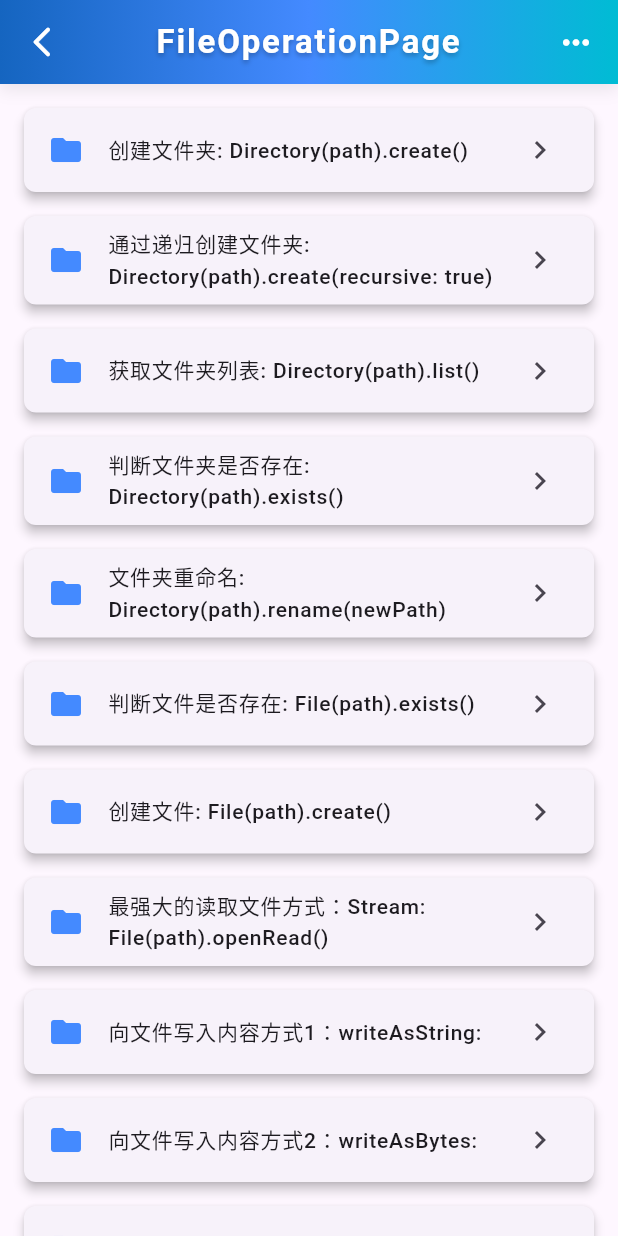
After one commit to HYAdonisCoding/eason_nebula, a Flutter app: the screen it shows after launch, after a tap on the "keyboard control" icon, after a tap on "你好，Eason", after a tap on "文件", on a phone screen of 412 x 824 dp. The commit adds this screen. Run offline on Flutter 3.47's test engine with Material 3 defaults, Android fonts, the phone set to English and light mode, and no system bars; our stand-ins replace cached_network_image, extended_image, shared_preferences, webview_flutter; missing offline and left inert: lpinyin, webview_flutter_android, webview_flutter_wkwebview; network calls fail; key blocks and very long unbroken strings in the code were emptied for the run.

Commit message:
Add GesturePage 、FileOperationPage

```diff
--- /dev/null
+++ b/lib/ui/FileOperationPage.dart
@@ -0,0 +1,231 @@
+import 'dart:io';
+
+import 'package:eason_nebula/ui/Base/EasonBasePage.dart';
+import 'package:flutter/material.dart';
+import 'package:path_provider/path_provider.dart';
+
+class FileOperationPage extends EasonBasePage {
+  const FileOperationPage({Key? key}) : super(key: key);
+
+  @override
+  String get title => 'FileOperationPage';
+
+  @override
+  State<FileOperationPage> createState() => _FileOperationPageState();
+}
+
+class _FileOperationPageState extends BasePageState<FileOperationPage> {
+  @override
+  Widget buildContent(BuildContext context) {
+    final Map<String, VoidCallback> operations = {
+      '创建文件夹: Directory(path).create()': () async {
+        debugPrint('执行创建文件夹');
+        final dir = await getApplicationDocumentsDirectory();
+        final dictionary = Directory('${dir.path}/temp1');
+        dictionary
+            .create()
+            .then((_) {
+              debugPrint('文件夹创建成功 ${dictionary.path}');
+            })
+            .catchError((error) {
+              debugPrint('创建文件夹失败: $error');
+            });
+      },
+      '通过递归创建文件夹: Directory(path).create(recursive: true)': () async {
+        debugPrint('执行递归创建文件夹');
+        final dir = await getApplicationDocumentsDirectory();
+        Directory('${dir.path}/temp2')
+            .create(recursive: true)
+            .then((value) {
+              debugPrint('递归创建文件夹成功: ${value.path}');
+            })
+            .catchError((error) {
+              debugPrint('递归创建文件夹失败: $error');
+            });
+      },
+      '获取文件夹列表: Directory(path).list()': () async {
+        debugPrint('执行获取文件夹列表');
+        final dir = await getApplicationDocumentsDirectory();
+        dir.list().forEach((entity) {
+          if (entity is Directory) {
+            debugPrint('文件夹: ${entity.path}');
+          } else if (entity is File) {
+            debugPrint('文件: ${entity.path}');
+          }
+        });
+      },
+      '判断文件夹是否存在: Directory(path).exists()': () async {
+        debugPrint('执行判断文件夹是否存在');
+        final dir = await getApplicationDocumentsDirectory();
+        Directory('${dir.path}/temp3').exists().then((value) {
+          debugPrint('文件夹是否存在: $value');
+        });
+      },
+      '文件夹重命名: Directory(path).rename(newPath)': () async {
+        debugPrint('执行文件夹重命名');
+        final dir = await getApplicationDocumentsDirectory();
+        Directory('${dir.path}/temp2').rename('${dir.path}/temp3').then((
+          value,
+        ) {
+          debugPrint('文件夹重命名成功: ${value.path}');
+        });
+      },
+      '判断文件是否存在: File(path).exists()': () async {
+        debugPrint('执行判断文件是否存在');
+        final dir = await getApplicationDocumentsDirectory();
+        File('${dir.path}/tempfile1').exists().then((value) {
+          debugPrint('文件是否存在: $value');
+        });
+      },
+      '创建文件: File(path).create()': () async {
+        debugPrint('执行创建文件');
+        final dir = await getApplicationDocumentsDirectory();
+        File('${dir.path}/tempfile1').create().then((value) {
+          debugPrint('文件创建成功: ${value.path}');
+        });
+      },
+      '最强大的读取文件方式：Stream: File(path).openRead()': () async {
+        debugPrint('执行Stream读取文件');
+        final dir = await getApplicationDocumentsDirectory();
+        File file = File('${dir.path}/tempfile1');
+        file.openRead().listen(
+          (List<int> data) {
+            debugPrint('读取到数据: ${data.length} bytes');
+          },
+          onDone: () {
+            debugPrint('文件读取完成');
+          },
+          onError: (error) {
+            debugPrint('文件读取失败: $error');
+          },
+        );
+      },
+      '向文件写入内容方式1：writeAsString:': () async {
+        debugPrint('执行writeAsString写入');
+        final dir = await getApplicationDocumentsDirectory();
+        File('${dir.path}/tempfile1')
+            .writeAsString('Hello, Eason Nebula!')
+            .then((_) {
+              debugPrint('写入内容成功');
+            })
+            .catchError((error) {
+              debugPrint('写入内容失败: $error');
+            });
+      },
+      '向文件写入内容方式2：writeAsBytes: ': () async {
+        debugPrint('执行writeAsBytes写入');
+        final dir = await getApplicationDocumentsDirectory();
+        File('${dir.path}/tempfile1')
+            .writeAsBytes([72, 101, 108, 108, 111])
+            .then((_) {
+              debugPrint('写入字节内容成功');
+            })
+            .catchError((error) {
+              debugPrint('写入字节内容失败: $error');
+            });
+      },
+
+      '删除文件夹: Directory(path).delete()': () async {
+        debugPrint('执行删除文件夹');
+        final dir = await getApplicationDocumentsDirectory();
+        Directory('${dir.path}/temp1')
+            .delete(recursive: true)
+            .then((_) {
+              debugPrint('文件夹删除成功');
+            })
+            .catchError((error) {
+              debugPrint('删除文件夹失败: $error');
+            });
+      },
+
+      '读取文件的长度信息: File(path).length()': () async {
+        debugPrint('执行读取文件长度信息');
+        final dir = await getApplicationDocumentsDirectory();
+        File('${dir.path}/tempfile1')
+            .length()
+            .then((length) {
+              debugPrint('文件长度: $length bytes');
+            })
+            .catchError((error) {
+              debugPrint('读取文件长度失败: $error');
+            });
+      },
+      '获取缓存目录': () async {
+        debugPrint('获取缓存目录');
+        getTemporaryDirectory()
+            .then((tempDir) {
+              debugPrint('缓存目录: ${tempDir.path}');
+              // 这里可以进行其他操作，比如列出缓存目录下的文件
+              tempDir.list().forEach((entity) {
+                if (entity is File) {
+                  debugPrint('缓存文件: ${entity.path}');
+                } else if (entity is Directory) {
+                  debugPrint('缓存目录: ${entity.path}');
+                }
+              });
+            })
+            .catchError((error) {
+              debugPrint('获取缓存目录失败: $error');
+            });
+      },
+      '获取应用程序的文档目录': () async {
+        debugPrint('获取应用程序的文档目录');
+        getApplicationDocumentsDirectory()
+            .then((appDocDir) {
+              debugPrint('应用程序文档目录: ${appDocDir.path}');
+              // 这里可以进行其他操作，比如列出文档目录下的文件
+              appDocDir.list().forEach((entity) {
+                if (entity is File) {
+                  debugPrint('文档文件: ${entity.path}');
+                } else if (entity is Directory) {
+                  debugPrint('文档目录: ${entity.path}');
+                }
+              });
+            })
+            .catchError((error) {
+              debugPrint('获取应用程序文档目录失败: $error');
+            });
+      },
+      '获取外部存储目录': () async {
+        debugPrint('获取外部存储目录');
+        getExternalStorageDirectory()
+            .then((externalDir) {
+              debugPrint('外部存储目录: ${externalDir?.path}');
+              // 这里可以进行其他操作，比如列出外部存储目录下的文件
+              externalDir?.list().forEach((entity) {
+                if (entity is File) {
+                  debugPrint('外部存储文件: ${entity.path}');
+                } else if (entity is Directory) {
+                  debugPrint('外部存储目录: ${entity.path}');
+                }
+              });
+            })
+            .catchError((error) {
+              debugPrint('获取外部存储目录失败: $error');
+            });
+      },
+    };
+    final titles = operations.keys.toList();
+    return ListView.separated(
+      padding: const EdgeInsets.all(12.0),
+      itemCount: titles.length,
+      separatorBuilder: (context, index) => SizedBox(height: 8),
+      itemBuilder: (context, index) {
+        final title = titles[index];
+        return Card(
+          elevation: 3,
+          shape: RoundedRectangleBorder(borderRadius: BorderRadius.circular(8)),
+          child: ListTile(
+            leading: Icon(Icons.folder, color: Colors.blueAccent),
+            title: Text(
+              title,
+              style: TextStyle(fontSize: 14, fontWeight: FontWeight.w500),
+            ),
+            trailing: Icon(Icons.chevron_right),
+            onTap: operations[title],
+          ),
+        );
+      },
+    );
+  }
+}
--- a/lib/ui/HomePageContent.dart
+++ b/lib/ui/HomePageContent.dart
@@ -1,3 +1,5 @@
+import 'package:eason_nebula/ui/FileOperationPage.dart';
+import 'package:eason_nebula/ui/GesturePage.dart';
 import 'package:eason_nebula/ui/HotPhonePage.dart';
 import 'package:eason_nebula/ui/RankListenPage.dart';
 import 'package:eason_nebula/ui/WebSocketPage.dart';
@@ -149,6 +151,17 @@ class _HomePageContentState extends State<HomePageContent> {
         },
       },
       {
+        'icon': Icons.file_copy,
+        'label': '文件',
+        'onTap': () {
+          debugPrint('文件');
+          Navigator.push(
+            context,
+            MaterialPageRoute(builder: (_) => FileOperationPage()),
+          );
+        },
+      },
+      {
         'icon': Icons.phone_iphone,
         'label': '推荐',
         'onTap': () {
@@ -159,7 +172,25 @@ class _HomePageContentState extends State<HomePageContent> {
           );
         },
       },
-      {'icon': Icons.star, 'label': '收藏', 'onTap': () => debugPrint('收藏')},
+      {
+        'icon': Icons.camera,
+        'label': '拍照',
+        'onTap': () {
+          debugPrint('拍照');
+          // 这里可以添加拍照逻辑
+        },
+      },
+      {
+        'icon': Icons.gesture,
+        'label': '手势',
+        'onTap': () {
+          debugPrint('手势');
+          Navigator.push(
+            context,
+            MaterialPageRoute(builder: (_) => GesturePage()),
+          );
+        },
+      },
       {'icon': Icons.history, 'label': '历史', 'onTap': () => debugPrint('历史')},
       {'icon': Icons.wallet, 'label': '钱包', 'onTap': () => debugPrint('钱包')},
       {'icon': Icons.share, 'label': '分享', 'onTap': () => debugPrint('分享')},
--- a/pubspec.yaml
+++ b/pubspec.yaml
@@ -44,6 +44,7 @@ dependencies:
   shared_preferences: ^2.5.3
   cached_network_image: ^3.2.3
   web_socket_channel: ^2.4.0
+  path_provider: ^2.0.0
 
 dev_dependencies:
   flutter_test:
```
Also changed, not shown: lib/ui/GesturePage.dart (added, +112 -0 lines), pubspec.lock.
